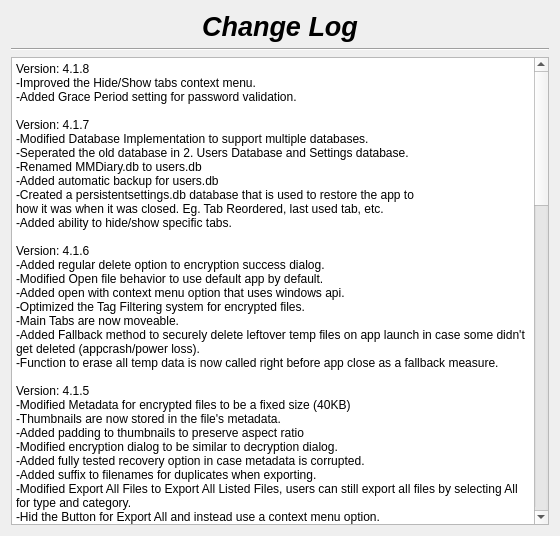
Before: the Qt Designer form changelog.ui in therealMaPMaKeR/MMDiary, drawn with Qt 5.
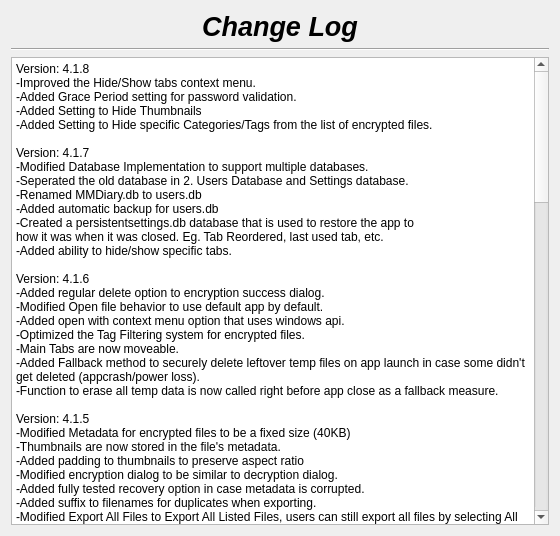
After: the same form once the commit is applied.

Commit message: implemented search functionality for encrypted files

The edit to the form file:
```diff
--- a/changelog.ui
+++ b/changelog.ui
@@ -56,7 +56,7 @@
 li.checked::marker { content: &quot;\2612&quot;; }
 &lt;/style&gt;&lt;/head&gt;&lt;body style=&quot; font-family:'Segoe UI'; font-size:9pt; font-weight:400; font-style:normal;&quot;&gt;
 &lt;p style=&quot; margin-top:0px; margin-bottom:0px; margin-left:0px; margin-right:0px; -qt-block-indent:0; text-indent:0px;&quot;&gt;Version: 4.1.8&lt;br /&gt;-Improved the Hide/Show tabs context menu.&lt;/p&gt;
-&lt;p style=&quot; margin-top:0px; margin-bottom:0px; margin-left:0px; margin-right:0px; -qt-block-indent:0; text-indent:0px;&quot;&gt;-Added Grace Period setting for password validation.&lt;/p&gt;
+&lt;p style=&quot; margin-top:0px; margin-bottom:0px; margin-left:0px; margin-right:0px; -qt-block-indent:0; text-indent:0px;&quot;&gt;-Added Grace Period setting for password validation.&lt;br /&gt;-Added Setting to Hide Thumbnails&lt;br /&gt;-Added Setting to Hide specific Categories/Tags from the list of encrypted files.&lt;/p&gt;
 &lt;p style=&quot;-qt-paragraph-type:empty; margin-top:0px; margin-bottom:0px; margin-left:0px; margin-right:0px; -qt-block-indent:0; text-indent:0px;&quot;&gt;&lt;br /&gt;&lt;/p&gt;
 &lt;p style=&quot; margin-top:0px; margin-bottom:0px; margin-left:0px; margin-right:0px; -qt-block-indent:0; text-indent:0px;&quot;&gt;Version: 4.1.7&lt;br /&gt;-Modified Database Implementation to support multiple databases.&lt;br /&gt;-Seperated the old database in 2. Users Database and Settings database.&lt;br /&gt;-Renamed MMDiary.db to users.db&lt;br /&gt;-Added automatic backup for users.db&lt;/p&gt;
 &lt;p style=&quot; margin-top:0px; margin-bottom:0px; margin-left:0px; margin-right:0px; -qt-block-indent:0; text-indent:0px;&quot;&gt;-Created a persistentsettings.db database that is used to restore the app to &lt;/p&gt;
```
The commit also changes 3 other files.
